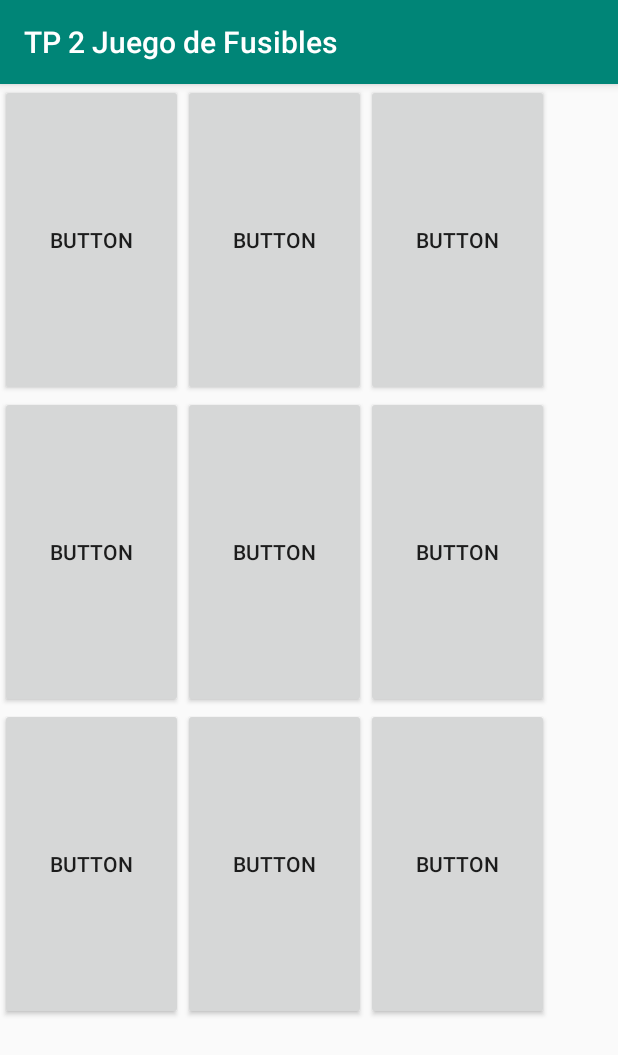
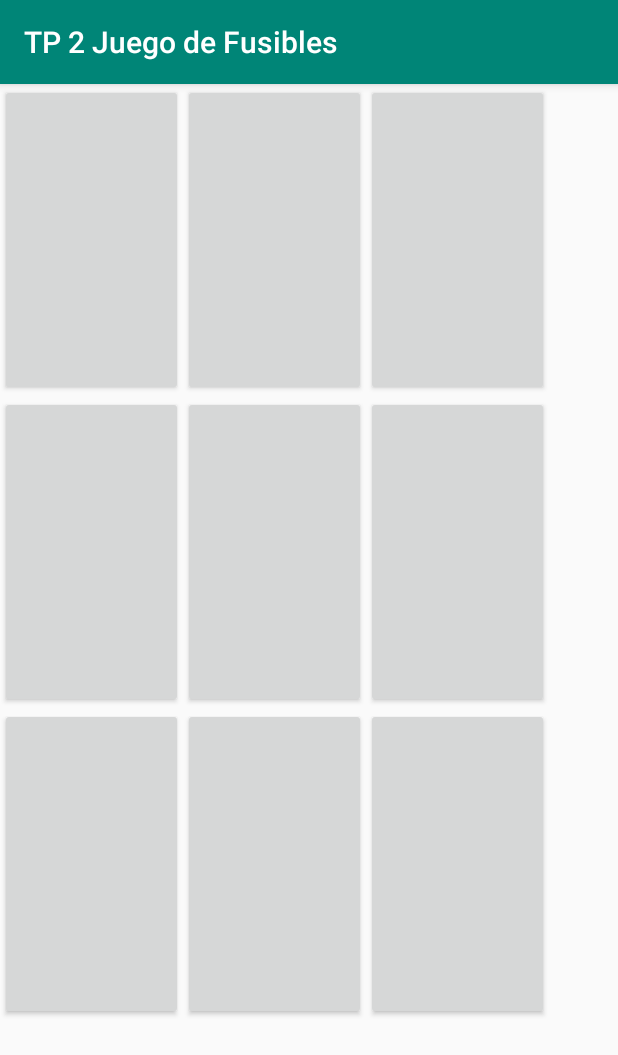
Before and after one commit to NicoMargo/Trabajos-5to-Universal, an Android app: the GameActivity screen opened directly, with no data from a screen before it, on a phone screen of 412 x 824 dp. Shown: the top 1055 px of the screen. Run offline under Robolectric (Android 15) with nearby library versions, the phone set to English and light mode, and no system bars; 1 statement that could not run was skipped.

```diff
--- a/Programacion/TP2JuegodeFusibles/app/src/main/java/com/example/tp2juegodefusibles/Boton.java
+++ b/Programacion/TP2JuegodeFusibles/app/src/main/java/com/example/tp2juegodefusibles/Boton.java
@@ -18,7 +18,7 @@ public class Boton{
     public void changeActivo(){
         this.bActivo = !this.bActivo;
         if(this.bActivo){
-            this.btnButton.setBackgroundResource(R.drawable.fusible_rojo);
+            this.btnButton.setBackgroundResource(R.drawable.fusible_verde);
         }
         else{
             this.btnButton.setBackgroundResource(R.drawable.fusible_rojo);
--- a/Programacion/TP2JuegodeFusibles/app/src/main/res/layout/activity_game.xml
+++ b/Programacion/TP2JuegodeFusibles/app/src/main/res/layout/activity_game.xml
@@ -20,7 +20,6 @@
                 android:id="@+id/btn00"
                 android:layout_width="122dp"
                 android:layout_height="208dp"
-                android:text="Button"
                 tools:layout_editor_absoluteX="16dp"
                 tools:layout_editor_absoluteY="98dp" />
 
@@ -28,7 +27,6 @@
                 android:id="@+id/btn01"
                 android:layout_width="122dp"
                 android:layout_height="208dp"
-                android:text="Button"
                 tools:layout_editor_absoluteX="16dp"
                 tools:layout_editor_absoluteY="98dp" />
 
@@ -36,7 +34,6 @@
                 android:id="@+id/btn02"
                 android:layout_width="122dp"
                 android:layout_height="208dp"
-                android:text="Button"
                 tools:layout_editor_absoluteX="16dp"
                 tools:layout_editor_absoluteY="98dp" />
 
@@ -50,7 +47,6 @@
                 android:id="@+id/btn03"
                 android:layout_width="122dp"
                 android:layout_height="208dp"
-                android:text="Button"
                 tools:layout_editor_absoluteX="16dp"
                 tools:layout_editor_absoluteY="98dp" />
 
@@ -58,7 +54,6 @@
                 android:id="@+id/btn04"
                 android:layout_width="122dp"
                 android:layout_height="208dp"
-                android:text="Button"
                 tools:layout_editor_absoluteX="16dp"
                 tools:layout_editor_absoluteY="98dp" />
 
@@ -66,7 +61,6 @@
                 android:id="@+id/btn05"
                 android:layout_width="122dp"
                 android:layout_height="208dp"
-                android:text="Button"
                 tools:layout_editor_absoluteX="16dp"
                 tools:layout_editor_absoluteY="98dp" />
         </TableRow>
@@ -79,7 +73,6 @@
                 android:id="@+id/btn06"
                 android:layout_width="122dp"
                 android:layout_height="208dp"
-                android:text="Button"
                 tools:layout_editor_absoluteX="16dp"
                 tools:layout_editor_absoluteY="98dp" />
 
@@ -87,7 +80,6 @@
                 android:id="@+id/btn07"
                 android:layout_width="122dp"
                 android:layout_height="208dp"
-                android:text="Button"
                 tools:layout_editor_absoluteX="16dp"
                 tools:layout_editor_absoluteY="98dp" />
 
@@ -95,7 +87,6 @@
                 android:id="@+id/btn08"
                 android:layout_width="122dp"
                 android:layout_height="208dp"
-                android:text="Button"
                 tools:layout_editor_absoluteX="16dp"
                 tools:layout_editor_absoluteY="98dp" />
         </TableRow>
```
Also changed, not shown: Programacion/TP2JuegodeFusibles/app/src/main/java/com/example/tp2juegodefusibles/GameActivity.java (+7 -5 lines).
